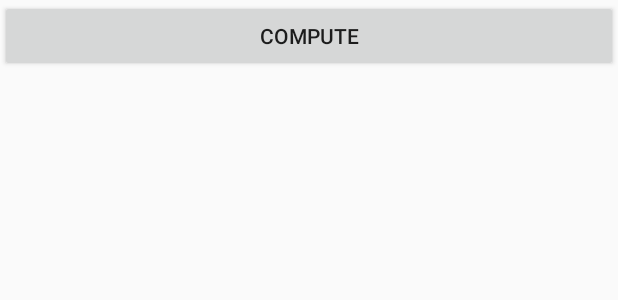
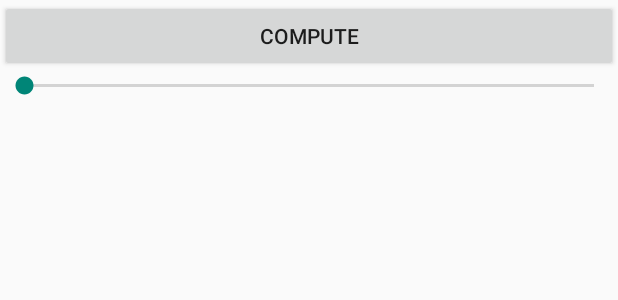
Before and after one commit to Waller-Lab/android-3d-phase, an Android app: the layout activity_main.xml on its own in the app's theme, with its tools: preview values and no code run, on a phone screen of 412 x 824 dp. Shown: the top 300 px of the screen. Run offline under Robolectric (Android 15) with nearby library versions, the phone set to English and light mode, and no system bars.

Commit message:
add image focus seeker to MainActivity

```diff
--- a/android/refocusing/src/main/java/com/choochootrain/refocusing/datasets/Dataset.java
+++ b/android/refocusing/src/main/java/com/choochootrain/refocusing/datasets/Dataset.java
@@ -1,7 +1,4 @@
 package com.choochootrain.refocusing.datasets;
-
-import android.graphics.Bitmap;
-import android.graphics.BitmapFactory;
 
 // Constants for current image dataset
 public class Dataset {
--- a/android/refocusing/src/main/res/layout/activity_main.xml
+++ b/android/refocusing/src/main/res/layout/activity_main.xml
@@ -12,6 +12,11 @@
         android:id="@+id/computeButton"
         android:text="Compute" />
 
+    <SeekBar
+        android:id="@+id/focusDepth"
+        android:layout_width="match_parent"
+        android:layout_height="wrap_content" />
+
     <ImageView
         android:layout_width="match_parent"
         android:layout_height="wrap_content"
```
Also changed, not shown: android/refocusing/src/main/java/com/choochootrain/refocusing/MainActivity.java (+31 -5 lines).
